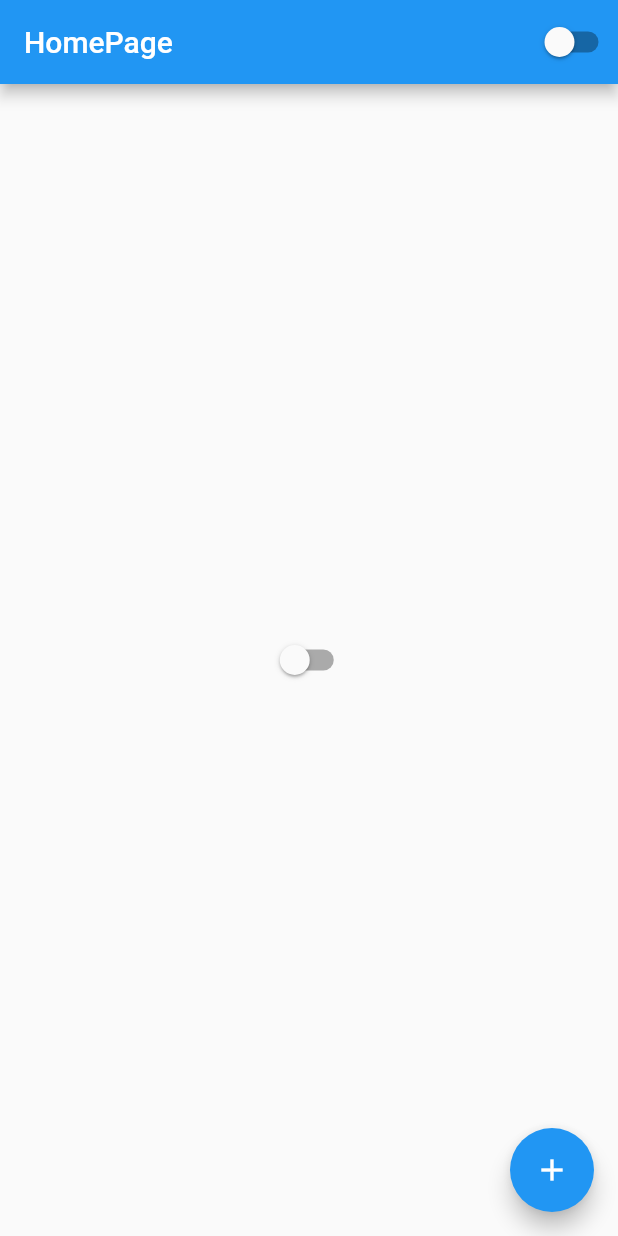
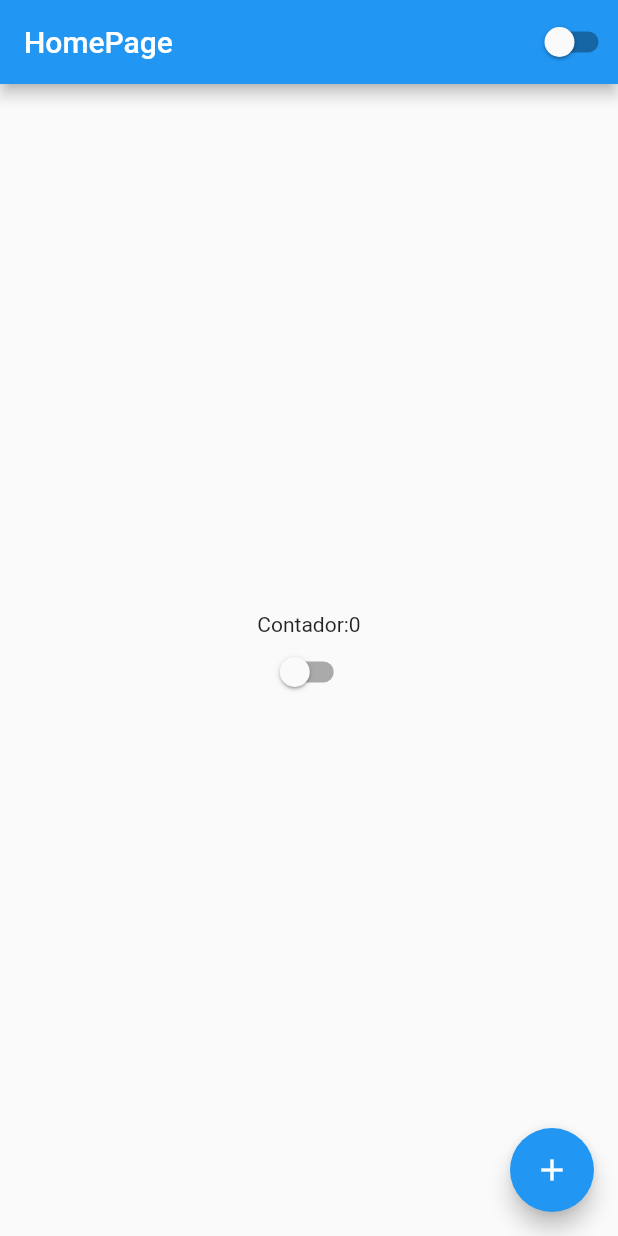
Before and after one commit to PedrodoDivino/Curso_flutter, a Flutter app: the screen it shows after launch, on a phone screen of 412 x 824 dp. Run offline on Flutter 3.47's test engine with Material 2 defaults, Android fonts, the phone set to English and light mode, and no system bars.

Commit message:
[Pedro] Curso de Flutter #14 - Columns

```diff
--- a/lib/app_widget.dart
+++ b/lib/app_widget.dart
@@ -9,6 +9,7 @@ class AppWidget extends StatelessWidget {
       animation: AppController.instance,
       builder: ((context, child) {
         return MaterialApp(
+           debugShowCheckedModeBanner: false,
           theme: ThemeData(
             primaryColor: Colors.red,
             brightness: AppController.instance.isDarkTheme
--- a/lib/home_page.dart
+++ b/lib/home_page.dart
@@ -18,8 +18,16 @@ class HomePageState extends State<HomePage> {
         title: const Text('HomePage'),
         actions: [CustomSwitcher()],
       ),
-      body: Center(
-          child:CustomSwitcher(),
+      body: Container(
+        width: double.infinity,
+        height: double.infinity,
+        child: Column(
+          mainAxisAlignment: MainAxisAlignment.center,
+          children: [
+            Text('Contador:$counter'),
+            CustomSwitcher(),
+          ],
+        ),
       ),
       floatingActionButton: FloatingActionButton(
         child: const Icon(Icons.add),
@@ -34,15 +42,13 @@ class HomePageState extends State<HomePage> {
 }
 
 class CustomSwitcher extends StatelessWidget {
-
   @override
   Widget build(BuildContext context) {
-    return
-     Switch(
-        value: AppController.instance.isDarkTheme,
-        onChanged: (value) {
-          AppController.instance.changeTheme();
-        },
-      );
+    return Switch(
+      value: AppController.instance.isDarkTheme,
+      onChanged: (value) {
+        AppController.instance.changeTheme();
+      },
+    );
   }
 }
```
